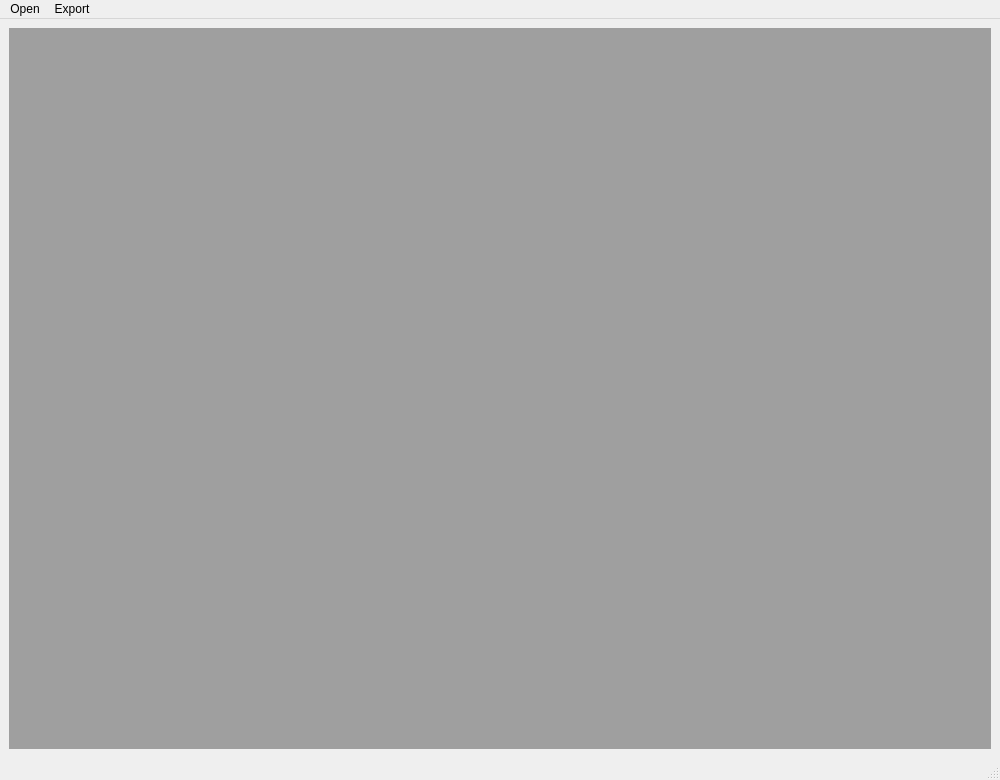
Old version of the form src/ui/KairoSight_WindowMDI.ui in the repository kairosight/KairoSight.
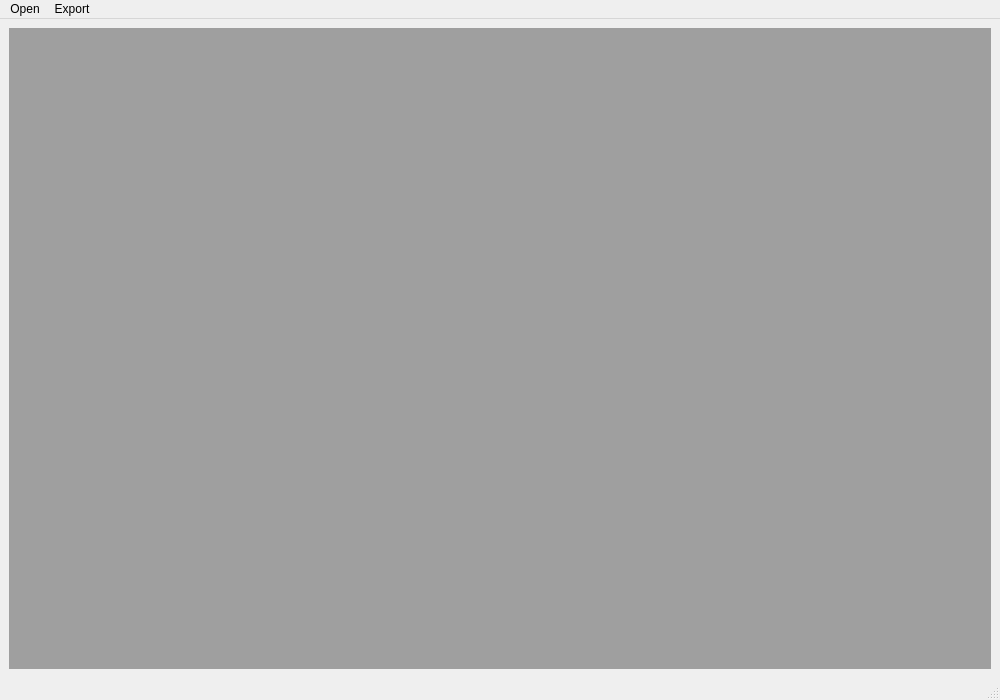
New version of the form.

What changed in the file:
```diff
--- a/src/ui/KairoSight_WindowMDI.ui
+++ b/src/ui/KairoSight_WindowMDI.ui
@@ -7,7 +7,7 @@
     <x>0</x>
     <y>0</y>
     <width>1000</width>
-    <height>780</height>
+    <height>700</height>
    </rect>
   </property>
   <property name="sizePolicy">
```
